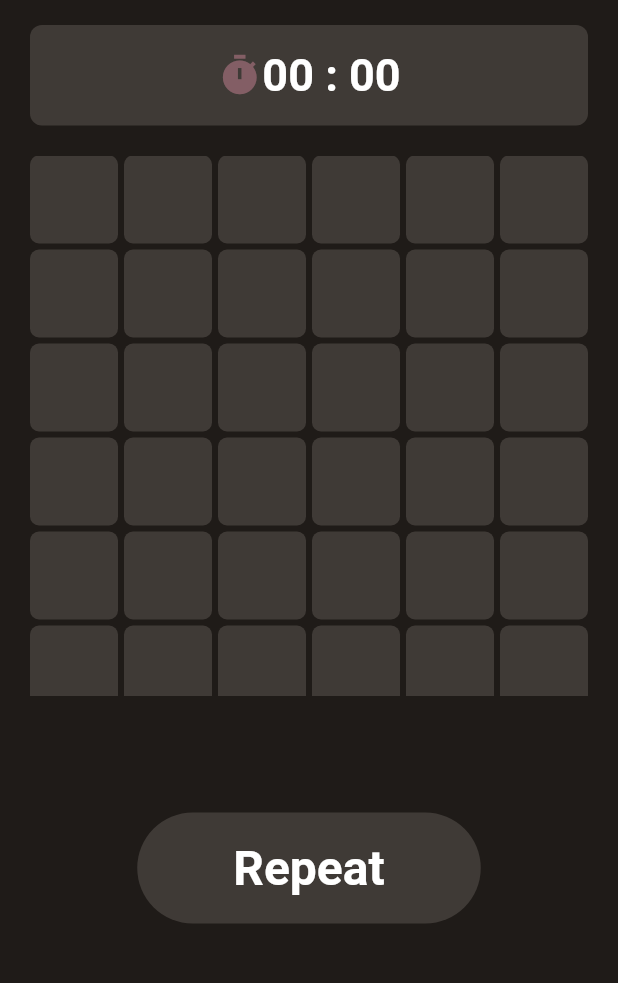
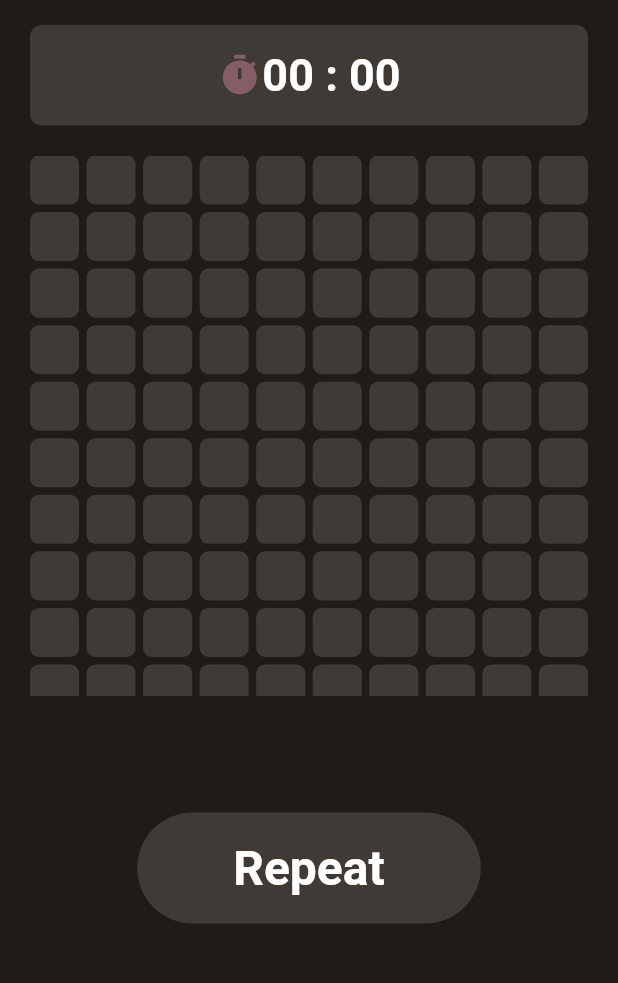
Before and after one commit to IsD4n73/Mine-Sweeper, a Flutter app: the screen it shows after launch, on a phone screen of 412 x 824 dp, the part 59-1042 px from its top. Run offline on Flutter 3.47's test engine with Material 2 defaults, Android fonts, the phone set to English and light mode, and no system bars.

Commit message:
removed 0 info

```diff
--- a/lib/common/colors.dart
+++ b/lib/common/colors.dart
@@ -8,7 +8,7 @@ class AppColor {
   static Color clickedCard = const Color(0xff818181);
 
   static List<Color> letterColors = [
-    Colors.white,
+    clickedCard,
     Colors.blue.shade100,
     Colors.greenAccent,
     Colors.green,
--- a/lib/model/mine_game.dart
+++ b/lib/model/mine_game.dart
@@ -1,10 +1,9 @@
 import 'dart:math';
 
 class MineSweeper {
-  static int row = 6;
-  static int col = 6;
+  static int row = 10;
+  static int col = 10;
   static int cells = row * col;
-  int remaningMine = 10;
   bool gameOver = false;
   List<Cell> gameMap = [];
 
--- a/lib/pages/game.dart
+++ b/lib/pages/game.dart
@@ -18,7 +18,7 @@ class _GameScreenState extends State<GameScreen> {
   MineSweeper game = MineSweeper();
   int secondTime = 0;
   bool isFirstMove = true;
-  late Timer timer;
+  Timer timer = Timer(Duration.zero, () {});
 
   @override
   void initState() {
@@ -59,8 +59,8 @@ class _GameScreenState extends State<GameScreen> {
               child: GridView.builder(
                 gridDelegate: SliverGridDelegateWithFixedCrossAxisCount(
                   crossAxisCount: MineSweeper.row,
-                  crossAxisSpacing: 4,
-                  mainAxisSpacing: 4,
+                  crossAxisSpacing: 5,
+                  mainAxisSpacing: 5,
                 ),
                 itemCount: MineSweeper.cells,
                 itemBuilder: (context, index) {
```
